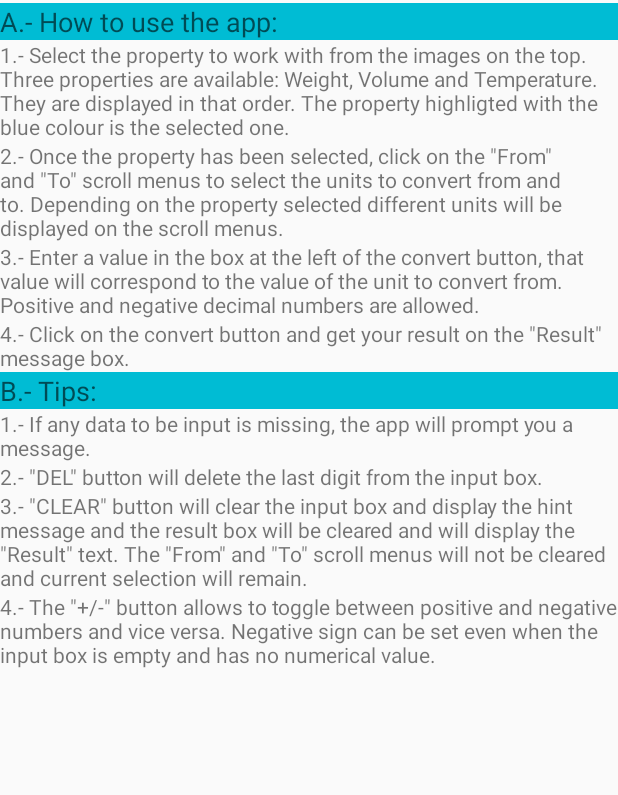
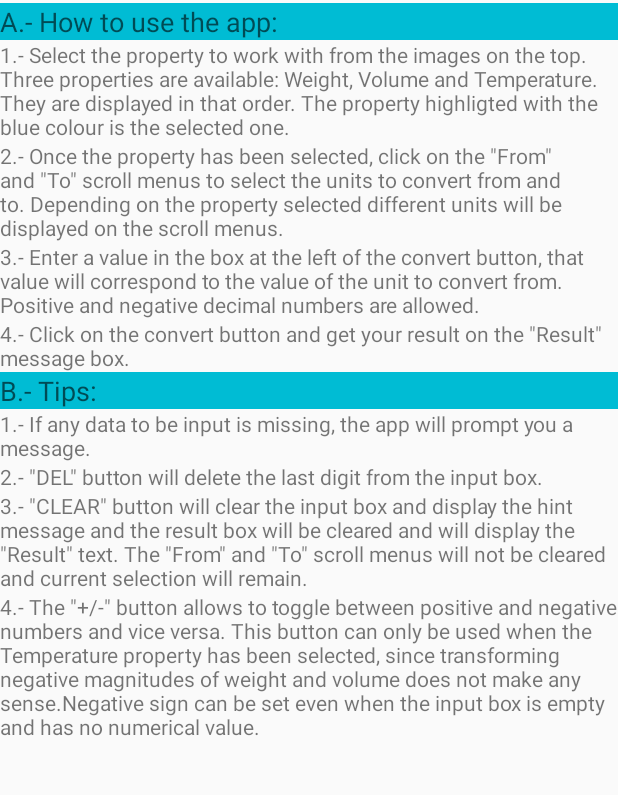
Before and after one commit to jlrods/GisesCookingunitconverter, an Android app: the AboutActivity screen opened directly, with no data from a screen before it, on a phone screen of 412 x 824 dp, the part 78-873 px from its top. Run offline under Robolectric (Android 15) with nearby library versions, the phone set to English and light mode, and no system bars.

Commit message:
Enable +/- button for Temperature only

```diff
--- a/app/src/main/res/layout/activity_main.xml
+++ b/app/src/main/res/layout/activity_main.xml
@@ -219,7 +219,8 @@
                 android:layout_width="0dp"
                 android:layout_height="match_parent"
                 android:layout_weight="1"
-                android:text="@string/ChangeSign" />
+                android:text="@string/ChangeSign"
+                android:clickable = "false" />
         </TableRow>
         <TableRow
             android:layout_width="match_parent"
--- a/app/src/main/res/values/strings.xml
+++ b/app/src/main/res/values/strings.xml
@@ -42,7 +42,9 @@
         box will be cleared and will display the \"Result\" text. The \"From\" and \"To\" scroll menus will not
         be cleared and current selection will remain.</string>
     <string name="aboutText10">4.- The \"+/-\" button allows to toggle between positive and negative numbers and
-    vice versa. Negative sign can be set even when the input box is empty and has no numerical value.</string>
+        vice versa. This button can only be used when the Temperature property has been selected, since transforming
+        negative magnitudes of weight and volume does not make any sense.Negative sign can be set even when the
+        input box is empty and has no numerical value.</string>
     <string name="Preference1Title">Default Property</string>
     <string name="Preference1Description">Select the default property at the app launching.</string>
 </resources>
```
Also changed, not shown: app/src/main/java/io/github/jlrods/gisescookingunitconverter/MainActivity.java (+9 -1 lines).
